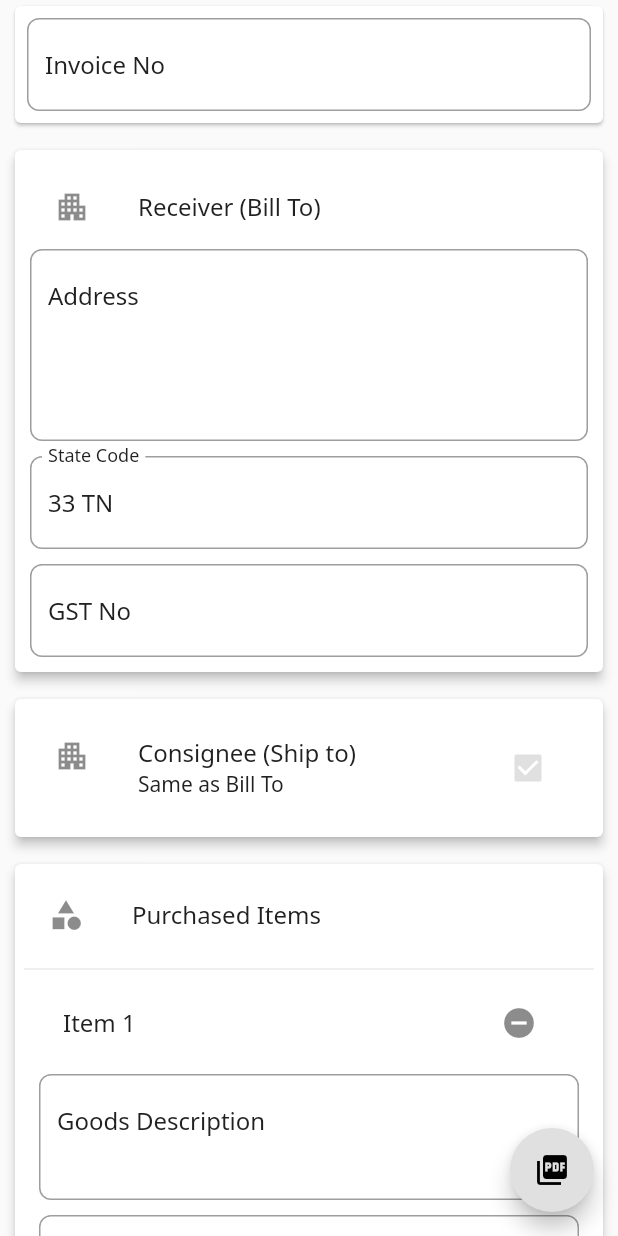
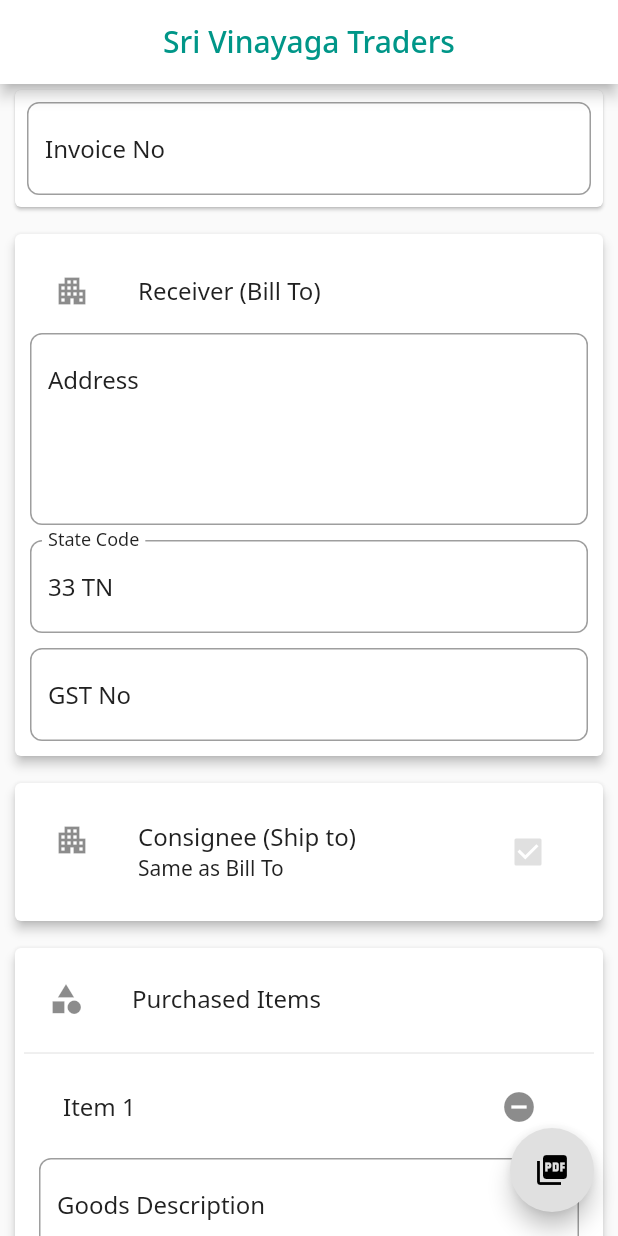
Before and after one commit to bharathraj-e/bill_gen, a Flutter app: the screen it shows after launch, after a tap on "Add", on a phone screen of 412 x 824 dp. Run offline on Flutter 3.47's test engine with Material 2 defaults, Android fonts, the phone set to English and light mode, and no system bars; our stand-ins replace bot_toast, get, google_fonts, pdf, printing; missing offline and left inert: number_to_words.

Commit message:
web pdf fixes

```diff
--- a/lib/main.dart
+++ b/lib/main.dart
@@ -1,14 +1,12 @@
 import 'package:bot_toast/bot_toast.dart';
 import 'package:flutter/material.dart';
 import 'package:get/get.dart';
-import 'package:url_strategy/url_strategy.dart';
 
 import 'core/themes/app_theme.dart';
 import 'pages/splash/view.dart';
 
 void main() async {
   WidgetsFlutterBinding.ensureInitialized();
-  setPathUrlStrategy();
   runApp(const MyApp());
 }
 
--- a/lib/pages/invoice_form/view.dart
+++ b/lib/pages/invoice_form/view.dart
@@ -12,6 +12,13 @@
     return GetBuilder<InvoiceFormController>(
       builder: (_) {
         return Scaffold(
+          appBar: AppBar(
+            title: const Text(
+              'Sri Vinayaga Traders',
+              style: TextStyle(color: Colors.teal),
+            ),
+            centerTitle: true,
+          ),
           body: SingleChildScrollView(
             child: Center(
               child: Container(
--- a/lib/pages/preview_pdf/fun_invoice.dart
+++ b/lib/pages/preview_pdf/fun_invoice.dart
@@ -15,6 +15,8 @@
   // Create a PDF document.
   final doc = Document();
 
+  var sFont = await PdfGoogleFonts.ubuntuRegular();
+
   // Add page to the PDF
   doc.addPage(
     MultiPage(
@@ -29,7 +31,7 @@
       build: (context) => [
         contentBillingAddress(context, _),
         _divider(),
-        contentTable(context, _),
+        contentTable(context, _, sFont),
         _divider(),
         contentRupeesInWords(context, _),
         _divider(),
--- a/lib/pages/splash/view.dart
+++ b/lib/pages/splash/view.dart
@@ -33,11 +33,10 @@
 
   void _redirect() async {
     await delay(1500);
-    Get.to(
+    Get.offAll(
       () => const InvoiceFormPage(),
       binding: BindingsBuilder.put(() => InvoiceFormController()),
       transition: Transition.zoom,
-      preventDuplicates: true,
     );
   }
 }
--- a/pubspec.yaml
+++ b/pubspec.yaml
@@ -1,7 +1,7 @@
 name: bill_gen
 description: A new Flutter project.
 
-publish_to: 'none' # Remove this line if you wish to publish to pub.dev
+publish_to: "none" # Remove this line if you wish to publish to pub.dev
 version: 1.0.0+1
 
 environment:
@@ -19,7 +19,6 @@
   printing: ^5.7.2
   responsive_ui: ^2.1.0
   url_launcher: ^6.0.18
-  url_strategy: ^0.2.0
 
 dev_dependencies:
   flutter_test:
```
Also changed, not shown: lib/pages/preview_pdf/invoice/header.dart (+23 -25 lines), lib/pages/preview_pdf/invoice/table.dart (+5 -4 lines), pubspec.lock, 1 other file.
